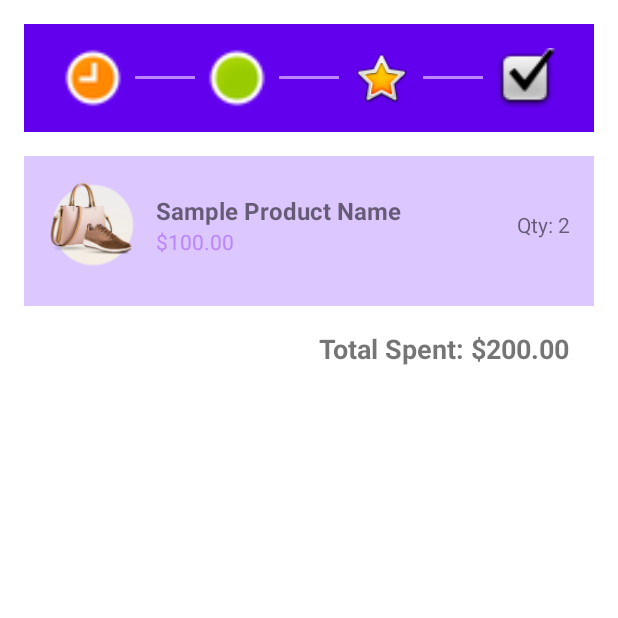
After one commit to AbishekPerera/EAD_online_shop, an Android app: the OrdersActivity screen opened directly, with no data from a screen before it, on a phone screen of 412 x 824 dp, the top half of it. The commit adds this screen. Run offline under Robolectric (Android 15) with nearby library versions, the phone set to English and light mode, and no system bars.

Commit message:
Add OrdersActivity and activity_orders.xml layout

```diff
--- a/app/src/main/AndroidManifest.xml
+++ b/app/src/main/AndroidManifest.xml
@@ -11,14 +11,28 @@
         android:roundIcon="@mipmap/ic_launcher_round"
         android:supportsRtl="true"
         android:theme="@style/Theme.OnlineShop"
-        tools:targetApi="31" >
-        <activity android:name=".MainActivity"
+        tools:targetApi="31">
+        <activity
+            android:name=".MainActivity"
             android:exported="true">
             <intent-filter>
                 <action android:name="android.intent.action.MAIN" />
                 <category android:name="android.intent.category.LAUNCHER" />
             </intent-filter>
         </activity>
+
+        <!-- RegisterActivity declaration -->
+        <activity
+            android:name=".RegisterActivity"
+            android:exported="false" />
+
+        <!--        HomeActivity -->
+        <activity
+            android:name=".HomeActivity"
+            android:exported="false" />
+
+        <activity android:name=".OrdersActivity" android:exported="false"/>
+
     </application>
 
 </manifest>
--- a/app/src/main/java/com/example/onlineshop/HomeActivity.java
+++ b/app/src/main/java/com/example/onlineshop/HomeActivity.java
@@ -1,13 +1,16 @@
 package com.example.onlineshop;
 
-import android.app.Activity;
 import android.content.Intent;
 import android.os.Bundle;
-import android.view.View;
+import android.view.MenuItem;
 import android.view.Window;
 import android.view.WindowManager;
 
+import androidx.annotation.NonNull;
 import androidx.appcompat.app.AppCompatActivity;
+
+import com.google.android.material.bottomnavigation.BottomNavigationView;
+import com.google.android.material.navigation.NavigationBarView;
 
 public class HomeActivity extends AppCompatActivity {
 
@@ -16,20 +19,35 @@ public class HomeActivity extends AppCompatActivity {
         super.onCreate(savedInstanceState);
         setContentView(R.layout.activity_home);
 
+        // Change the status bar color
         if (android.os.Build.VERSION.SDK_INT >= android.os.Build.VERSION_CODES.LOLLIPOP) {
             Window window = getWindow();
             window.addFlags(WindowManager.LayoutParams.FLAG_DRAWS_SYSTEM_BAR_BACKGROUNDS);
             window.setStatusBarColor(getResources().getColor(R.color.purple_500));
         }
 
+        // Initialize BottomNavigationView and set the listener
+        BottomNavigationView bottomNavigationView = findViewById(R.id.bottomNavigation);
+
+        // Set the selected item (if needed)
+        bottomNavigationView.setSelectedItemId(R.id.navigation_home); // Assuming home is selected by default
+
+        // Use the updated setOnItemSelectedListener method
+        bottomNavigationView.setOnItemSelectedListener(new NavigationBarView.OnItemSelectedListener() {
+            @Override
+            public boolean onNavigationItemSelected(@NonNull MenuItem item) {
+                int itemId = item.getItemId();
+                if (itemId == R.id.navigation_home) {// Already on home screen
+                    return true;
+                } else if (itemId == R.id.navigation_orders) {// Open OrdersActivity when orders icon is tapped
+                    Intent intent = new Intent(HomeActivity.this, OrdersActivity.class);
+                    startActivity(intent);
+                    return true;
+                } else if (itemId == R.id.navigation_profile) {// Handle profile click if necessary
+                    return true;
+                }
+                return false;
+            }
+        });
     }
-
-    // redirect to order page
-    // android:id="@+id/orderButton"
-    public void order(View view) {
-        // redirect to order page
-        Intent intent = new Intent(HomeActivity.this, OrdersActivity.class);
-        startActivity(intent);
-    }
-
 }
--- a/app/src/main/java/com/example/onlineshop/MainActivity.java
+++ b/app/src/main/java/com/example/onlineshop/MainActivity.java
@@ -35,18 +35,18 @@ public class MainActivity extends AppCompatActivity {
         loginButton.setOnClickListener(new View.OnClickListener() {
             @Override
             public void onClick(View v) {
-                String usernameText = email.getText().toString();
-                String passwordText = password.getText().toString();
-
-                if (usernameText.equals("admin") && passwordText.equals("admin")) {
+//                String usernameText = email.getText().toString();
+//                String passwordText = password.getText().toString();
+//
+//                if (usernameText.equals("admin") && passwordText.equals("admin")) {
 
                     // redirect to home page
                     Intent intent = new Intent(MainActivity.this, HomeActivity.class);
                     startActivity(intent);
 
-                } else {
-                    Toast.makeText(MainActivity.this, "Invalid username or password", Toast.LENGTH_SHORT).show();
-                }
+//                } else {
+//                    Toast.makeText(MainActivity.this, "Invalid username or password", Toast.LENGTH_SHORT).show();
+//                }
             }
         });
 
--- /dev/null
+++ b/app/src/main/java/com/example/onlineshop/OrdersActivity.java
@@ -0,0 +1,15 @@
+package com.example.onlineshop;
+
+import android.app.Activity;
+import android.os.Bundle;
+
+import androidx.annotation.Nullable;
+import androidx.appcompat.app.AppCompatActivity;
+
+public class OrdersActivity extends AppCompatActivity {
+    @Override
+    protected void onCreate(@Nullable Bundle savedInstanceState) {
+        super.onCreate(savedInstanceState);
+        setContentView(R.layout.activity_orders);
+    }
+}
--- /dev/null
+++ b/app/src/main/res/layout/activity_orders.xml
@@ -0,0 +1,166 @@
+<?xml version="1.0" encoding="utf-8"?>
+<androidx.constraintlayout.widget.ConstraintLayout xmlns:android="http://schemas.android.com/apk/res/android"
+    xmlns:app="http://schemas.android.com/apk/res-auto"
+    xmlns:tools="http://schemas.android.com/tools"
+    android:layout_width="match_parent"
+    android:layout_height="match_parent"
+    tools:context=".OrdersActivity"
+    android:padding="16dp">
+
+    <!-- Order Status Container -->
+    <LinearLayout
+        android:id="@+id/order_status_container"
+        android:layout_width="match_parent"
+        android:layout_height="wrap_content"
+        android:orientation="horizontal"
+        android:gravity="center"
+        android:padding="16dp"
+        android:background="@color/purple_500"
+        app:layout_constraintTop_toTopOf="parent"
+        app:layout_constraintStart_toStartOf="parent"
+        app:layout_constraintEnd_toEndOf="parent">
+
+        <!-- Order Status Icons/Steps -->
+        <ImageView
+            android:id="@+id/order_placed_icon"
+            android:layout_width="40dp"
+            android:layout_height="40dp"
+            android:contentDescription="Order Placed"
+            android:src="@android:drawable/presence_away"
+             />
+
+        <View
+            android:id="@+id/status_separator_1"
+            android:layout_width="40dp"
+            android:layout_height="2dp"
+            android:background="@color/purple_200"
+            android:layout_marginHorizontal="8dp" />
+
+        <ImageView
+            android:id="@+id/order_approved_icon"
+            android:layout_width="40dp"
+            android:layout_height="40dp"
+            android:contentDescription="Order Approved"
+            android:src="@android:drawable/presence_online"
+            />
+
+        <View
+            android:id="@+id/status_separator_2"
+            android:layout_width="40dp"
+            android:layout_height="2dp"
+            android:background="@color/purple_200"
+            android:layout_marginHorizontal="8dp" />
+
+        <ImageView
+            android:id="@+id/order_shipped_icon"
+            android:layout_width="40dp"
+            android:layout_height="40dp"
+            android:contentDescription="Order Shipped"
+            android:src="@android:drawable/btn_star_big_on"
+             />
+
+        <View
+            android:id="@+id/status_separator_3"
+            android:layout_width="40dp"
+            android:layout_height="2dp"
+            android:background="@color/purple_200"
+            android:layout_marginHorizontal="8dp" />
+
+        <ImageView
+            android:id="@+id/order_delivered_icon"
+            android:layout_width="40dp"
+            android:layout_height="40dp"
+            android:contentDescription="Order Delivered"
+            android:src="@android:drawable/checkbox_on_background"
+             />
+
+    </LinearLayout>
+
+    <!-- Order Items List (Static for Now) -->
+    <LinearLayout
+        android:id="@+id/order_items_container"
+        android:layout_width="match_parent"
+        android:layout_height="wrap_content"
+        android:layout_marginTop="16dp"
+        android:background="#DCC7FF"
+        android:orientation="vertical"
+        android:padding="8dp"
+        app:layout_constraintEnd_toEndOf="parent"
+        app:layout_constraintStart_toStartOf="parent"
+        app:layout_constraintTop_toBottomOf="@id/order_status_container">
+
+        <!-- Individual Ordered Item -->
+        <LinearLayout
+            android:layout_width="match_parent"
+            android:layout_height="wrap_content"
+            android:layout_marginBottom="8dp"
+            android:gravity="center_vertical"
+            android:orientation="horizontal"
+            android:padding="8dp">
+
+            <ImageView
+                android:id="@+id/product_image"
+                android:layout_width="60dp"
+                android:layout_height="60dp"
+                android:layout_marginEnd="12dp"
+                android:contentDescription="Product Image"
+                android:scaleType="centerCrop"
+                android:src="@drawable/cat2" />
+
+            <LinearLayout
+                android:layout_width="0dp"
+                android:layout_height="wrap_content"
+                android:layout_weight="1"
+                android:orientation="vertical">
+
+                <TextView
+                    android:id="@+id/product_name"
+                    android:layout_width="wrap_content"
+                    android:layout_height="wrap_content"
+                    android:text="Sample Product Name"
+                    android:textSize="16sp"
+                    android:textStyle="bold" />
+
+                <TextView
+                    android:id="@+id/product_price"
+                    android:layout_width="wrap_content"
+                    android:layout_height="wrap_content"
+                    android:text="$100.00"
+                    android:textColor="@color/purple_200"
+                    android:textSize="14sp" />
+            </LinearLayout>
+
+            <TextView
+                android:id="@+id/product_quantity"
+                android:layout_width="wrap_content"
+                android:layout_height="wrap_content"
+                android:text="Qty: 2"
+                android:textSize="14sp" />
+        </LinearLayout>
+
+        <!-- Repeat more items as necessary... -->
+
+    </LinearLayout>
+
+    <!-- Order Total Section -->
+    <LinearLayout
+        android:layout_width="match_parent"
+        android:layout_height="wrap_content"
+        android:orientation="horizontal"
+        android:gravity="end"
+        android:padding="16dp"
+        app:layout_constraintTop_toBottomOf="@id/order_items_container"
+        app:layout_constraintStart_toStartOf="parent"
+        app:layout_constraintEnd_toEndOf="parent">
+
+        <TextView
+            android:id="@+id/order_total"
+            android:layout_width="wrap_content"
+            android:layout_height="wrap_content"
+            android:text="Total Spent: $200.00"
+            android:textSize="18sp"
+            android:textStyle="bold" />
+
+    </LinearLayout>
+
+</androidx.constraintlayout.widget.ConstraintLayout>
--- a/app/src/main/res/menu/bottom_nav_menu.xml
+++ b/app/src/main/res/menu/bottom_nav_menu.xml
@@ -1,19 +1,14 @@
-<?xml version="1.0" encoding="utf-8"?>
 <menu xmlns:android="http://schemas.android.com/apk/res/android">
-
     <item
         android:id="@+id/navigation_home"
         android:icon="@drawable/btn_1"
         android:title="Home" />
-
     <item
-        android:id="@+id/navigation_order_history"
+        android:id="@+id/navigation_orders"
         android:icon="@drawable/btn_2"
         android:title="Orders" />
-
     <item
         android:id="@+id/navigation_profile"
         android:icon="@drawable/btn_4"
         android:title="Profile" />
-
 </menu>
```
